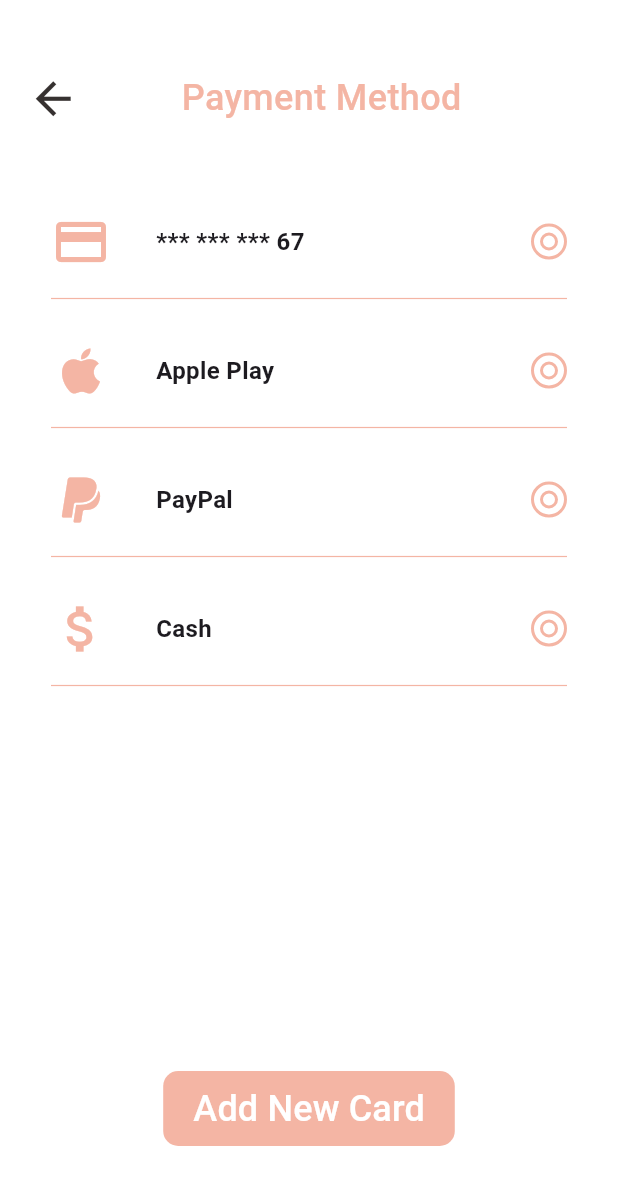
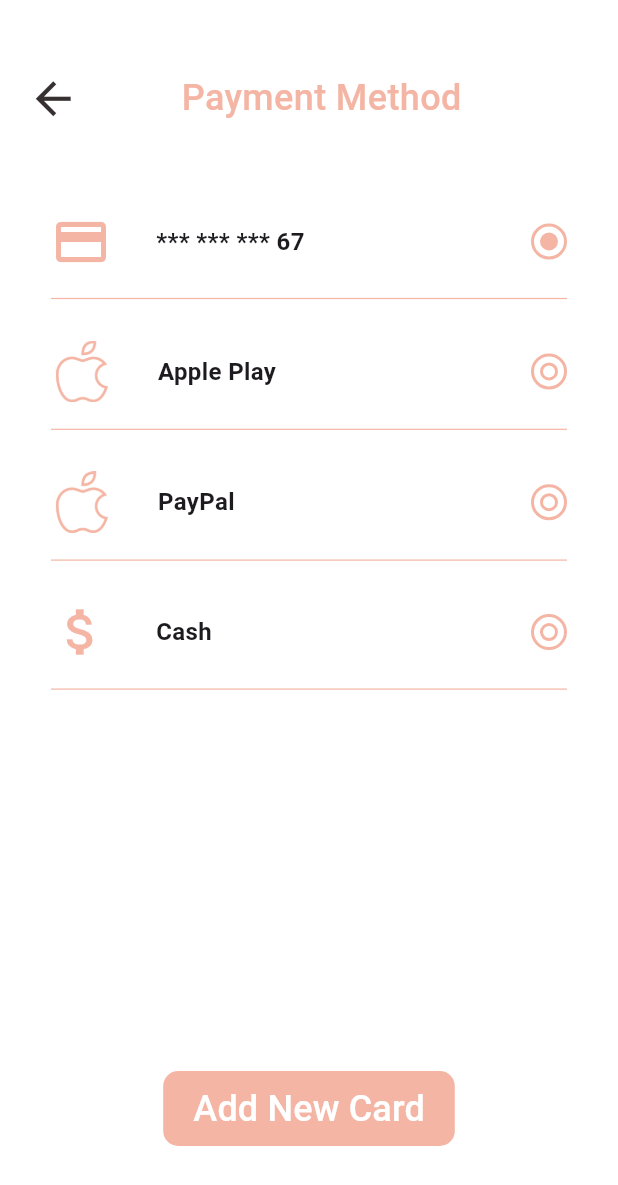
Before and after one commit to tokaahmed345/simple_payment, a Flutter app: the screen it shows after launch, on a phone screen of 412 x 824 dp. Shown: the top 1185 px of the screen. Run offline on Flutter 3.47's test engine with Material 3 defaults, Android fonts, the light colour scheme and no system bars; our stand-ins replace get.

Commit message:
refactor radio button

```diff
--- a/lib/feature/payment/presentation/views/widgets/custom_payment_methods_body_section.dart
+++ b/lib/feature/payment/presentation/views/widgets/custom_payment_methods_body_section.dart
@@ -5,10 +5,15 @@ import 'package:simplepaymentcard/core/utils/styles/style.dart';
 import 'package:simplepaymentcard/feature/payment/presentation/views/widgets/custom_radio_button.dart';
 
 class CustomBodySecion extends StatelessWidget {
-  const CustomBodySecion({super.key, required this.text, required this.icon});
+  const CustomBodySecion({super.key, required this.text,  this.icon, this.image, required this.index, required this.onTap, required this.selectedIndex});
 
 final String text;
-final IconData icon;
+final IconData ?icon;
+final String ?image;
+final int index;
+  final VoidCallback onTap;
+    final int selectedIndex;
+
   @override
   Widget build(BuildContext context) {
     return   Padding(
@@ -18,13 +23,17 @@ final IconData icon;
 
       (
         children: [
-       Icon(icon,color: AppColors.salmon,size: 40,),
+          if (icon != null)
+            Icon(icon, color: AppColors.salmon, size: 40,),
+          if (icon == null && image != null)
+            SizedBox(width: MediaQuery.of(context).size.width*.1,child: Image(image: AssetImage(image!),color: AppColors.salmon,)),
+
       Padding(
         padding: const EdgeInsets.only(left: 30.0),
         child: Text(text,style: AppStyles.textStyle24.copyWith(fontSize: 16,fontWeight: FontWeight.bold),),
       ),
       const Spacer(),
-      const CustomRadioButton(),
+       CustomRadioButton(isSelected:selectedIndex==index ,onTap: onTap),
 
       ],)
       ,
--- a/lib/feature/payment/presentation/views/widgets/custom_radio_button.dart
+++ b/lib/feature/payment/presentation/views/widgets/custom_radio_button.dart
@@ -1,23 +1,14 @@
 import 'package:flutter/material.dart';
 import 'package:simplepaymentcard/core/utils/colors/colors.dart';
 
-class CustomRadioButton extends StatefulWidget {
-  const CustomRadioButton({super.key});
-
-  @override
-  State<CustomRadioButton> createState() => _CustomRadioButtonState();
-}
-
-class _CustomRadioButtonState extends State<CustomRadioButton> {
-  bool isSelected=false;
+class CustomRadioButton extends StatelessWidget {
+  const CustomRadioButton({super.key, required this.onTap, required this.isSelected});
+final Function()? onTap;
+final bool isSelected;
     @override
   Widget build(BuildContext context) {
     return GestureDetector(
-  onTap: () {
-    setState(() {
-      isSelected = !isSelected;
-    });
-  },
+  onTap: onTap,
   child: Container(
     width: 24,
     height: 24,
--- a/lib/feature/payment/presentation/views/widgets/payment_methods_view_body.dart
+++ b/lib/feature/payment/presentation/views/widgets/payment_methods_view_body.dart
@@ -6,8 +6,16 @@ import 'package:simplepaymentcard/core/utils/styles/style.dart';
 import 'package:simplepaymentcard/feature/payment/presentation/views/widgets/custom_appbar_section.dart';
 import 'package:simplepaymentcard/feature/payment/presentation/views/widgets/custom_payment_methods_body_section.dart';
 
-class PaymentMethodsViewBody extends StatelessWidget {
+class PaymentMethodsViewBody extends StatefulWidget {
   const PaymentMethodsViewBody({super.key});
+
+  @override
+  State<PaymentMethodsViewBody> createState() => _PaymentMethodsViewBodyState();
+}
+
+class _PaymentMethodsViewBodyState extends State<PaymentMethodsViewBody> {
+  int selectedIndexed=0;
+    int index=0;
 
   @override
   Widget build(BuildContext context) {
@@ -19,16 +27,32 @@ class PaymentMethodsViewBody extends StatelessWidget {
         padding: EdgeInsets.symmetric(vertical: 40.0),
         child: CustomAppBarSection(title: "Payment Method",),
       ),
-     const CustomBodySecion(text: '*** *** *** 67',icon: Icons.credit_card,),
-      const CustomBodySecion(text: 'Apple Play',icon: Icons.apple_outlined),
-     const CustomBodySecion(text: 'PayPal',icon: Icons.paypal_outlined,),
-      const CustomBodySecion(text: 'Cash',icon: Icons.attach_money,),
+      CustomBodySecion
+     (
+      selectedIndex: selectedIndexed,
+      index: 0,
+      onTap: (){setState(() {
+        selectedIndexed=0;
+      });},
+      text: '*** *** *** 67',icon: Icons.credit_card,),
+       CustomBodySecion( selectedIndex: selectedIndexed,
+      index: 1,
+      onTap: (){setState(() {
+        selectedIndexed=1;
+      });},text: 'Apple Play',image: 'assets/images/apple.png',),
+      CustomBodySecion( selectedIndex: selectedIndexed,
+      index: 2,
+      onTap: (){setState(() {
+        selectedIndexed=2;
+      });},text: 'PayPal',image: 'assets/images/apple.png',),
+       CustomBodySecion( selectedIndex: selectedIndexed,
+      index: 3,
+      onTap: (){setState(() {
+        selectedIndexed=3;
+      });},text: 'Cash',icon: Icons.attach_money,),
       const Spacer(),
 
-// CustomButton(text: 'Add New Card',onPressed:(){
-//   Get.toNamed(AppRoutes.paymentCard);
-
-// }
+//
 TextButton(onPressed: (){Get.toNamed(AppRoutes.paymentCard);},  child:const Text("Add New Card",style:AppStyles.textStyle24,) )
 ,
        const SizedBox(height: 60,)
```
Also changed, not shown: assets/images/apple.png (added), assets/images/paypal.png (added).
